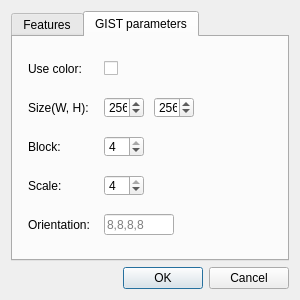
Clany/FloraIdent, file src/settings_dialog.ui: the form before one commit.
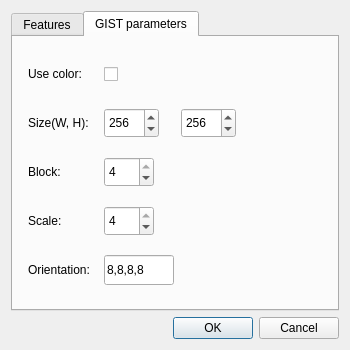
The form after the commit. The open tabs and pages were chosen to show the change.

What changed in the file:
```diff
--- a/src/settings_dialog.ui
+++ b/src/settings_dialog.ui
@@ -6,20 +6,20 @@
    <rect>
     <x>0</x>
     <y>0</y>
-    <width>300</width>
-    <height>300</height>
+    <width>350</width>
+    <height>350</height>
    </rect>
   </property>
   <property name="minimumSize">
    <size>
-    <width>300</width>
-    <height>300</height>
+    <width>350</width>
+    <height>350</height>
    </size>
   </property>
   <property name="maximumSize">
    <size>
-    <width>300</width>
-    <height>300</height>
+    <width>350</width>
+    <height>350</height>
    </size>
   </property>
   <property name="windowTitle">
@@ -178,13 +178,13 @@
            <property name="minimumSize">
             <size>
              <width>70</width>
-             <height>21</height>
+             <height>30</height>
             </size>
            </property>
            <property name="maximumSize">
             <size>
              <width>70</width>
-             <height>21</height>
+             <height>30</height>
             </size>
            </property>
            <property name="text">
@@ -197,13 +197,13 @@
            <property name="minimumSize">
             <size>
              <width>70</width>
-             <height>21</height>
+             <height>30</height>
             </size>
            </property>
            <property name="maximumSize">
             <size>
              <width>70</width>
-             <height>21</height>
+             <height>30</height>
             </size>
            </property>
            <property name="text">
@@ -216,13 +216,13 @@
            <property name="minimumSize">
             <size>
              <width>70</width>
-             <height>21</height>
+             <height>30</height>
             </size>
            </property>
            <property name="maximumSize">
             <size>
              <width>70</width>
-             <height>21</height>
+             <height>30</height>
             </size>
            </property>
            <property name="font">
@@ -241,13 +241,13 @@
            <property name="minimumSize">
             <size>
              <width>70</width>
-             <height>21</height>
+             <height>30</height>
             </size>
            </property>
            <property name="maximumSize">
             <size>
              <width>70</width>
-             <height>21</height>
+             <height>30</height>
             </size>
            </property>
            <property name="font">
@@ -266,13 +266,13 @@
            <property name="minimumSize">
             <size>
              <width>70</width>
-             <height>21</height>
+             <height>30</height>
             </size>
            </property>
            <property name="maximumSize">
             <size>
              <width>70</width>
-             <height>21</height>
+             <height>30</height>
             </size>
            </property>
            <property name="text">
@@ -289,13 +289,13 @@
            <property name="minimumSize">
             <size>
              <width>170</width>
-             <height>21</height>
+             <height>25</height>
             </size>
            </property>
            <property name="maximumSize">
             <size>
              <width>16777215</width>
-             <height>21</height>
+             <height>30</height>
             </size>
            </property>
            <property name="text">
@@ -311,18 +311,18 @@
            <property name="minimumSize">
             <size>
              <width>0</width>
-             <height>21</height>
+             <height>30</height>
             </size>
            </property>
            <property name="maximumSize">
             <size>
              <width>16777215</width>
-             <height>21</height>
+             <height>30</height>
             </size>
            </property>
            <layout class="QHBoxLayout" name="horizontalLayout">
             <property name="spacing">
-             <number>20</number>
+             <number>30</number>
             </property>
             <property name="leftMargin">
              <number>0</number>
@@ -331,7 +331,7 @@
              <number>0</number>
             </property>
             <property name="rightMargin">
-             <number>95</number>
+             <number>100</number>
             </property>
             <property name="bottomMargin">
              <number>0</number>
@@ -340,14 +340,14 @@
              <widget class="QSpinBox" name="GISTWidthSpinBox">
               <property name="minimumSize">
                <size>
-                <width>40</width>
-                <height>21</height>
+                <width>55</width>
+                <height>30</height>
                </size>
               </property>
               <property name="maximumSize">
                <size>
-                <width>40</width>
-                <height>21</height>
+                <width>50</width>
+                <height>30</height>
                </size>
               </property>
               <property name="minimum">
@@ -365,14 +365,14 @@
              <widget class="QSpinBox" name="GISTHeightSpinBox">
               <property name="minimumSize">
                <size>
-                <width>40</width>
-                <height>21</height>
+                <width>55</width>
+                <height>30</height>
                </size>
               </property>
               <property name="maximumSize">
                <size>
-                <width>40</width>
-                <height>21</height>
+                <width>50</width>
+                <height>30</height>
                </size>
               </property>
               <property name="minimum">
@@ -393,14 +393,14 @@
           <widget class="QSpinBox" name="GISTBlockSpinBox">
            <property name="minimumSize">
             <size>
-             <width>40</width>
-             <height>21</height>
+             <width>50</width>
+             <height>30</height>
             </size>
            </property>
            <property name="maximumSize">
             <size>
-             <width>40</width>
-             <height>21</height>
+             <width>50</width>
+             <height>30</height>
             </size>
            </property>
            <property name="minimum">
@@ -418,14 +418,14 @@
           <widget class="QSpinBox" name="GISTScaleSpinBox">
            <property name="minimumSize">
             <size>
-             <width>40</width>
-             <height>21</height>
+             <width>50</width>
+             <height>30</height>
             </size>
            </property>
            <property name="maximumSize">
             <size>
-             <width>40</width>
-             <height>21</height>
+             <width>50</width>
+             <height>30</height>
             </size>
            </property>
            <property name="minimum">
@@ -444,19 +444,16 @@
            <property name="minimumSize">
             <size>
              <width>70</width>
-             <height>21</height>
+             <height>30</height>
             </size>
            </property>
            <property name="maximumSize">
             <size>
              <width>70</width>
-             <height>21</height>
+             <height>30</height>
             </size>
            </property>
            <property name="text">
-            <string/>
-           </property>
-           <property name="placeholderText">
             <string>8,8,8,8</string>
            </property>
           </widget>
```
Left out of the diff: 22 changed lines with no effect on the pictures.
